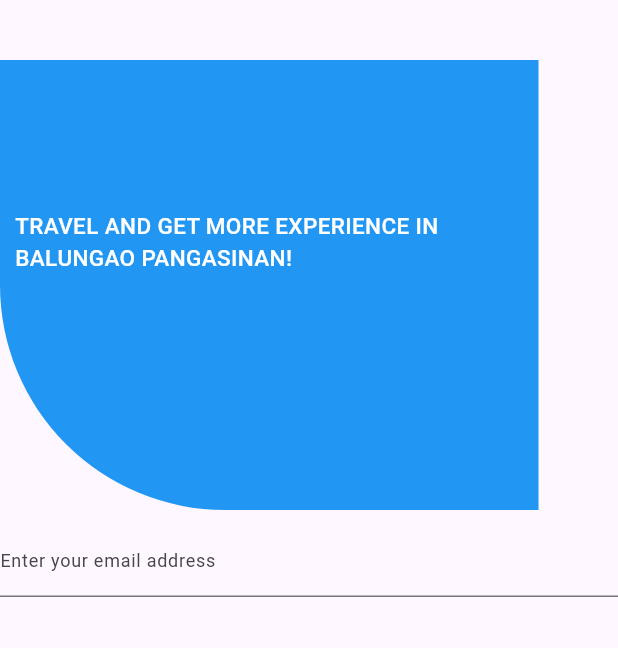
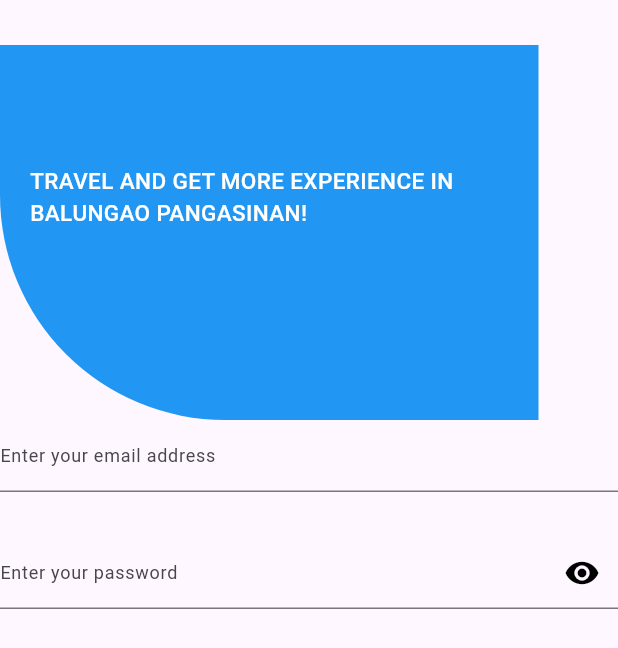
Before and after one commit to kyuremmmmz/travel-go-mobile-version, a Flutter app: the screen it shows after launch, after a tap on "Log in", on a phone screen of 412 x 824 dp. Shown: the top 648 px of the screen. Run offline on Flutter 3.47's test engine with Material 3 defaults, Android fonts, the phone set to English and light mode, and no system bars; our stand-ins replace supabase_flutter; accounts and stored records are empty.

Commit message:
to master

```diff
--- a/lib/Widgets/Screens/Auth/Login.dart
+++ b/lib/Widgets/Screens/Auth/Login.dart
@@ -1,4 +1,5 @@
 import 'package:flutter/material.dart';
+import 'package:itransit/Widgets/Textfield/passwordField.dart';
 
 import '../../Textfield/plainTextField.dart';
 void main(){
@@ -15,12 +16,16 @@ class _LoginScreenState extends State<LoginScreen> {
   @override
   Widget build(BuildContext context) {
     return  Scaffold(
-      body: Column(
+      body:  SingleChildScrollView(
+        padding: EdgeInsets.only(
+          bottom: MediaQuery.of(context).viewInsets.bottom,
+        ),
+        child: Column(
         crossAxisAlignment: CrossAxisAlignment.start,
         children: <Widget>[
           Padding(
             padding: const EdgeInsets.only(
-              top: 40
+              top: 30
             ),
             child: Container(
                 constraints: const BoxConstraints(
@@ -29,7 +34,7 @@ class _LoginScreenState extends State<LoginScreen> {
                   minHeight: 100,
                   minWidth: 200
                 ),
-                height: 350,
+                height: 250,
                 decoration: const BoxDecoration(
                   borderRadius: BorderRadius.only(
                     bottomLeft: Radius.circular(
@@ -40,10 +45,10 @@ class _LoginScreenState extends State<LoginScreen> {
                 ),
                 child: Container(
                   padding: const EdgeInsets.only(
-                    top: 100,
+                    top: 80,
                   ),
                   margin: const EdgeInsets.only(
-                    left: 10
+                    left: 20
                   ),
                   child: const Text(
                   'TRAVEL AND GET MORE EXPERIENCE IN BALUNGAO PANGASINAN!',
@@ -58,16 +63,31 @@ class _LoginScreenState extends State<LoginScreen> {
           ),
           Container(
             padding: const EdgeInsets.only(
-              top: 10
+              top: 0
             ),
-            child: Container(
-              child:  plainTextField(text: 'Enter your email address'),
+            child: const Column(
+                children: [
 
-
+                  plainTextField(
+                    text: 'Enter your email address'
+                  ),
+                  SizedBox(
+                    height: 30,
+                  ),
+                  passwordTextField(
+                    text: 'Enter your password'
+                )
+              ],
+            ),
+          ),
+          Container(
+            padding: const EdgeInsets.only(
+              top: 20,
             ),
           )
         ],
       ),
-    );
-  }
+    )
+  );
 }
+}
--- a/lib/Widgets/Textfield/passwordField.dart
+++ b/lib/Widgets/Textfield/passwordField.dart
@@ -18,15 +18,37 @@ class passwordTextField extends StatefulWidget {
 // ignore: camel_case_types
 class _numberTextFieldState extends State<passwordTextField> {
   final TextEditingController _controller = TextEditingController();
+  // ignore: non_constant_identifier_names
+  bool _IsObsucure = true;
+
+
   @override
   Widget build(BuildContext context) {
     return TextFormField(
       controller: _controller,
       decoration:  InputDecoration(
           labelText: widget.text,
+          suffixIcon: IconButton(
+            onPressed: (){
+              setState(() {
+                _IsObsucure = !_IsObsucure;
+              });
+            },
+            icon: Icon(
+              _IsObsucure ? Icons.visibility : Icons.visibility_off,
+              color: Colors.black,
+            )
+            ),
+          labelStyle: const TextStyle(
+            fontSize: 12
+          ),
           border: const UnderlineInputBorder(),
       ),
-      keyboardType: TextInputType.visiblePassword,
+      style: const TextStyle(
+        fontSize: 12,
+        color: Colors.black,
+      ),
+      obscureText: _IsObsucure,
     );
   }
 }
```
